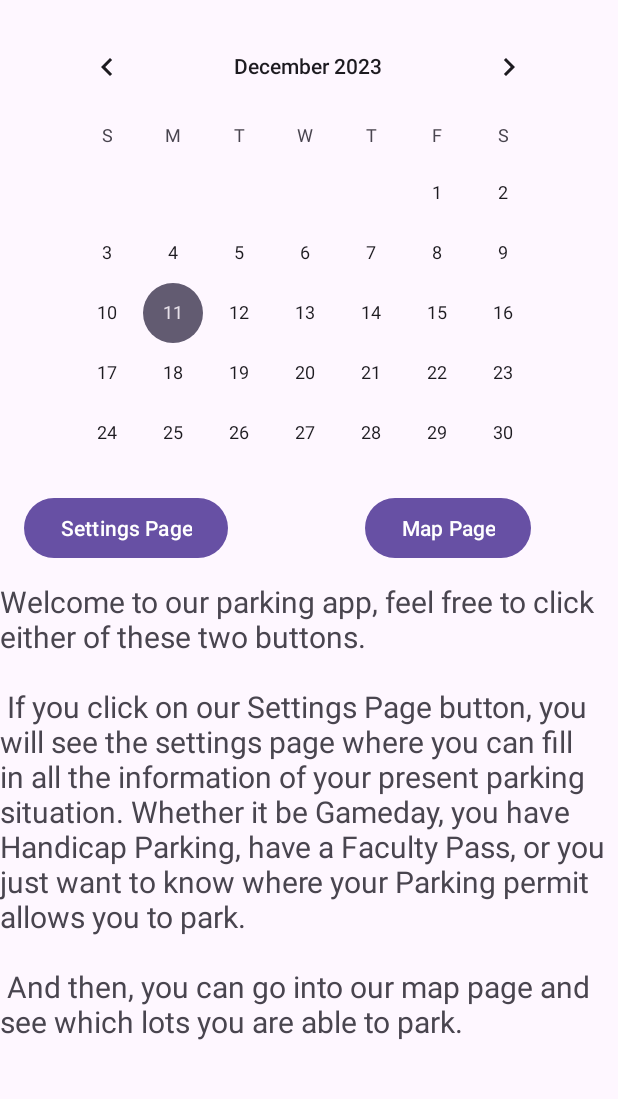
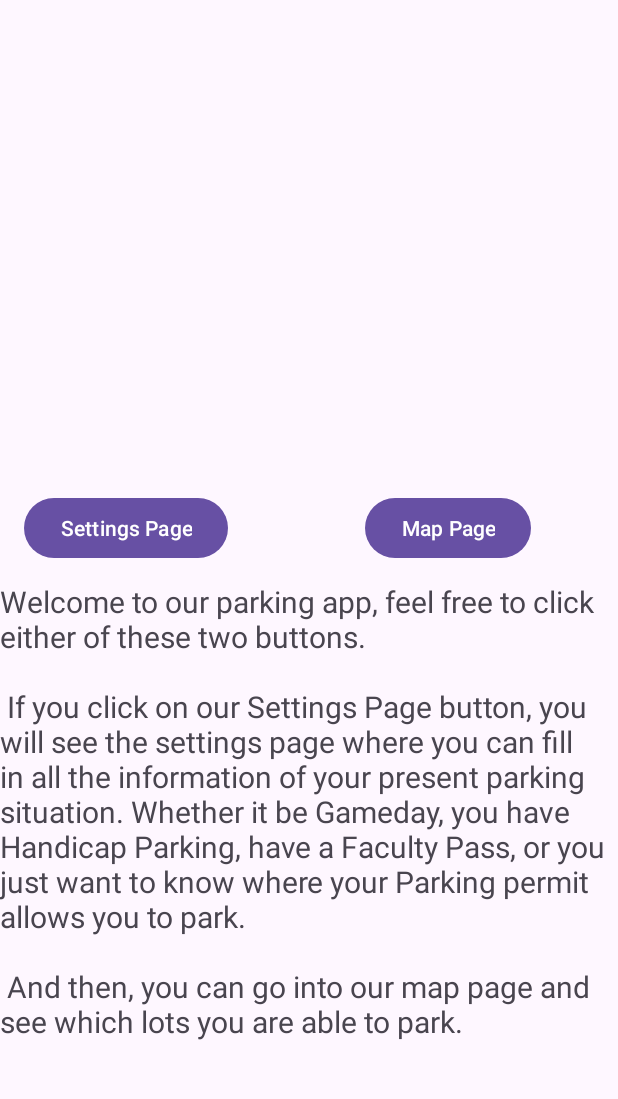
Before and after one commit to KrabbyPattyson/UMDParkingApp, an Android app: the screen it shows after launch (MainActivity), on a phone screen of 412 x 824 dp, the part 90-1189 px from its top. Run offline under Robolectric (Android 15) with nearby library versions, the phone set to English and light mode, and no system bars.

Commit message:
-John removed calendar

```diff
--- a/app/src/main/res/layout/activity_main.xml
+++ b/app/src/main/res/layout/activity_main.xml
@@ -57,16 +57,6 @@ And then, you can go into our map page and see which lots you are able to park."
         app:layout_constraintTop_toBottomOf="@+id/textView2"
         app:layout_constraintVertical_bias="0.848" />
 
-    <CalendarView
-        android:id="@+id/calendarView2"
-        android:layout_width="352dp"
-        android:layout_height="283dp"
-        android:layout_marginTop="64dp"
-        app:layout_constraintBottom_toTopOf="@+id/textView"
-        app:layout_constraintEnd_toEndOf="parent"
-        app:layout_constraintHorizontal_bias="0.492"
-        app:layout_constraintStart_toStartOf="parent"
-        app:layout_constraintTop_toTopOf="parent"
-        app:layout_constraintVertical_bias="0.068" />
+
 
 </androidx.constraintlayout.widget.ConstraintLayout>
```
Also changed, not shown: app/src/main/java/com/example/umdparkingapp/MapActivity.kt (+0 -7 lines).
